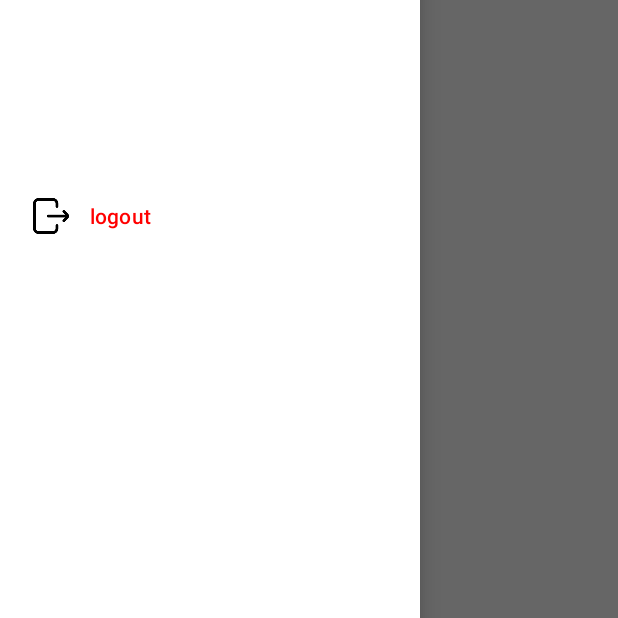
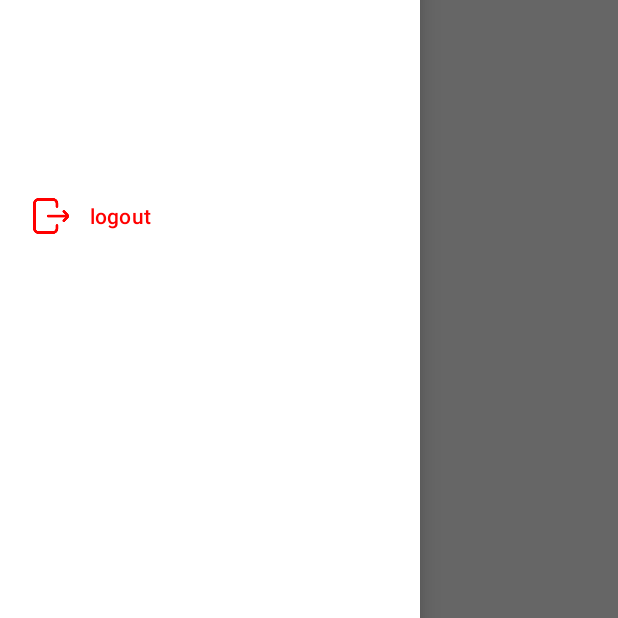
Before and after one commit to giannakat/ExpirEase, an Android app: the screen it shows after launch once a user with an empty profile is signed in (HomeWithFragmentActivity), with the side drawer open, on a phone screen of 412 x 824 dp, the part 618-1236 px from its top. Run offline under Robolectric (Android 15) with nearby library versions, the phone set to English and light mode, and no system bars; our stand-ins replace Firebase (no records; nobody signed in at launch, a user with empty details on screens opened directly).

Commit message:
added color

```diff
--- a/app/src/main/java/com/example/expirease/HomeWithFragmentActivity.kt
+++ b/app/src/main/java/com/example/expirease/HomeWithFragmentActivity.kt
@@ -57,9 +57,26 @@ class HomeWithFragmentActivity : AppCompatActivity() {
 
         drawerLayout = findViewById(R.id.drawer_layout)
         navView = findViewById(R.id.nav_view)
+        // Disable default tinting to allow manual control
+        navView.itemIconTintList = null
 
-        val menuItem = navView.menu.findItem(R.id.nav_logout)
-        menuItem.icon = ContextCompat.getDrawable(this, R.drawable.ic_nav_logout)
+// Apply tint manually to each item
+        for (i in 0 until navView.menu.size()) {
+            val item = navView.menu.getItem(i)
+
+            item.icon?.let {
+                val wrapped = DrawableCompat.wrap(it)
+
+                // Tint logout item red, others black
+                if (item.itemId == R.id.nav_logout) {
+                    DrawableCompat.setTint(wrapped, Color.RED)
+                } else {
+                    DrawableCompat.setTint(wrapped, ContextCompat.getColor(this, R.color.black))
+                }
+
+                item.icon = wrapped
+            }
+        }
 
         val toolbar: androidx.appcompat.widget.Toolbar = findViewById(R.id.toolbar)
         setSupportActionBar(toolbar)
```
Also changed, not shown: app/src/main/res/drawable/img_logout.png (added).
